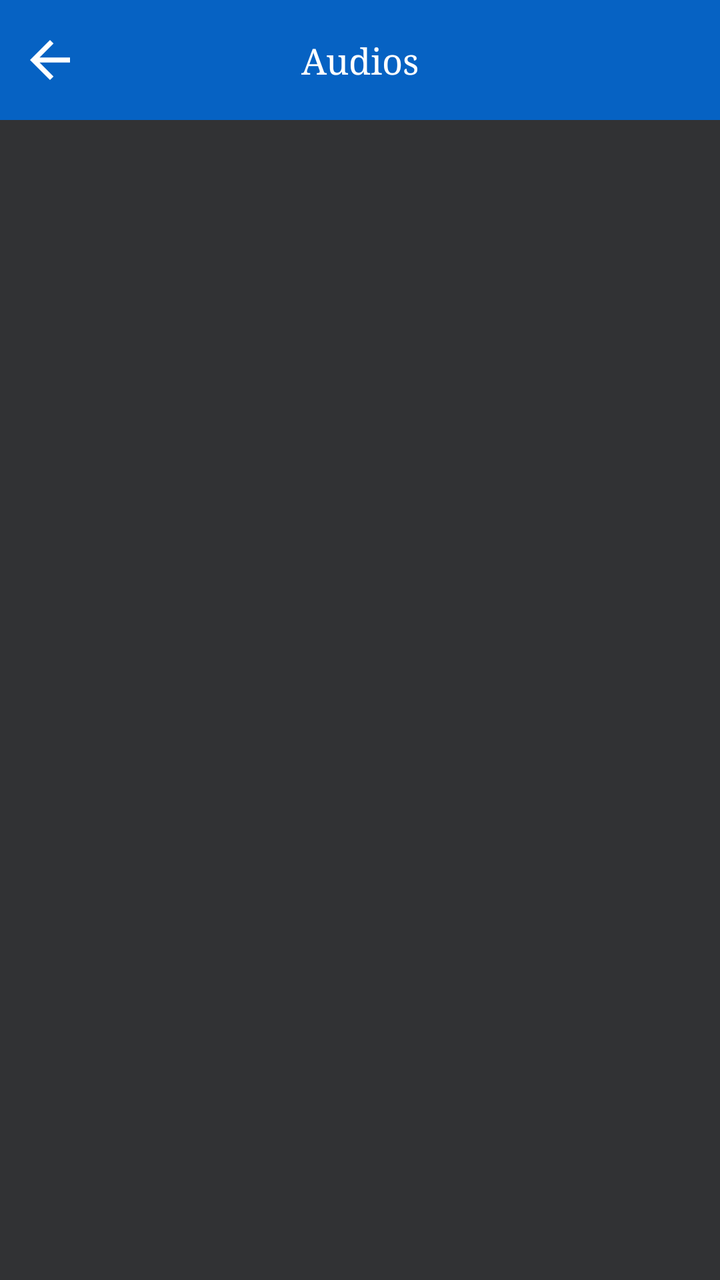
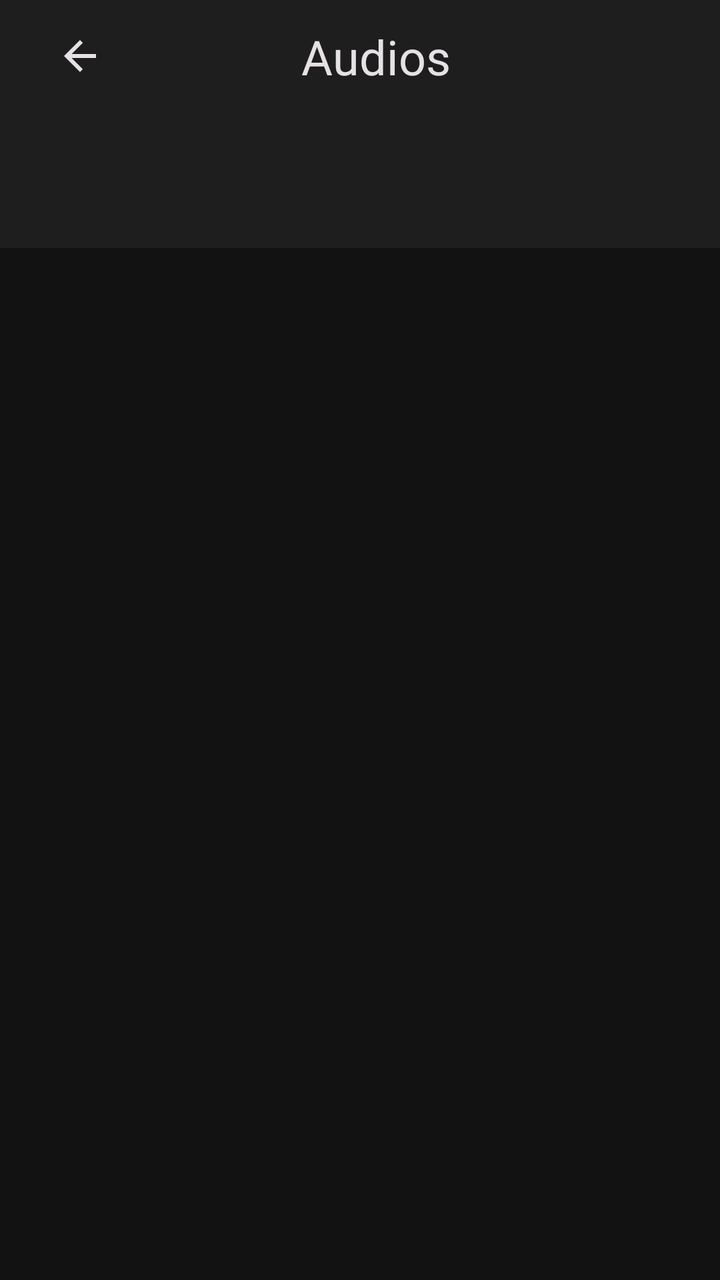

Screens rendered from an Android XML layout before and after an edit, with the pre-edit source and the edit as a unified diff.
<!-- AndroidManifest.xml: application theme Theme.LgAndRukoMirror -->
<!-- res/layout/activity_audios.xml -->
<?xml version="1.0" encoding="utf-8"?>
<LinearLayout xmlns:android="http://schemas.android.com/apk/res/android"
    xmlns:app="http://schemas.android.com/apk/res-auto"
    xmlns:tools="http://schemas.android.com/tools"
    android:layout_width="match_parent"
    android:layout_height="match_parent"
    android:background="@color/app_color"
    android:orientation="vertical"
    tools:context=".activities.AudiosActivity">

    <androidx.constraintlayout.widget.ConstraintLayout
        android:layout_width="match_parent"
        android:layout_height="wrap_content">


        <View
            android:id="@+id/toolBar"
            android:layout_width="match_parent"
            android:layout_height="60dp"
            android:background="@color/app_color_2"
            app:layout_constraintEnd_toEndOf="parent"
            app:layout_constraintStart_toStartOf="parent"
            app:layout_constraintTop_toTopOf="parent" />

        <ImageView
            android:id="@+id/ivBack"
            android:layout_width="30dp"
            android:layout_height="30dp"
            android:layout_marginStart="10dp"
            android:src="@drawable/ic_back"
            app:layout_constraintBottom_toBottomOf="@+id/toolBar"
            app:layout_constraintStart_toStartOf="@+id/toolBar"
            app:layout_constraintTop_toTopOf="@+id/toolBar" />

        <TextView
            android:layout_width="wrap_content"
            android:layout_height="wrap_content"
            android:fontFamily="serif"
            android:text="Audios"
            android:textColor="@color/white"
            android:textSize="18sp"
            app:layout_constraintBottom_toBottomOf="@+id/toolBar"
            app:layout_constraintEnd_toEndOf="@+id/toolBar"
            app:layout_constraintStart_toStartOf="@+id/toolBar"
            app:layout_constraintTop_toTopOf="@+id/toolBar" />


    </androidx.constraintlayout.widget.ConstraintLayout>



    <com.google.android.material.tabs.TabLayout
        android:id="@+id/tabLayout"
        android:layout_marginTop="@dimen/_5sdp"
        android:layout_width="match_parent"
        android:layout_height="wrap_content"
        android:background="@color/app_color"
        android:layout_marginHorizontal="@dimen/_20sdp"
        app:tabBackground="@drawable/tab_selecter"
        app:tabIndicatorColor="@color/white"
        app:tabIndicator="@null"
        app:tabInlineLabel="true"
        app:tabMode="fixed"
        app:tabSelectedTextColor="@color/white"
        app:tabTextColor="#8C8B8B" />


    <androidx.viewpager.widget.ViewPager
        android:id="@+id/viewPager"
        android:layout_width="match_parent"
        android:layout_height="match_parent" />


</LinearLayout>
<!-- resources referenced by this layout -->
<resources>
  <color name="app_color">#313234</color>
  <color name="app_color_2">#0662C3</color>
  <color name="white">#FFFFFFFF</color>
  <dimen name="_20sdp">20.00dp</dimen>
  <dimen name="_5sdp">5.00dp</dimen>
  <!-- drawable ic_back (drawable) -->
  <vector android:autoMirrored="true" android:height="24dp"
      android:tint="@color/white" android:viewportHeight="24"
      android:viewportWidth="24" android:width="24dp" xmlns:android="http://schemas.android.com/apk/res/android">
      <path android:fillColor="@android:color/white" android:pathData="M20,11H7.83l5.59,-5.59L12,4l-8,8 8,8 1.41,-1.41L7.83,13H20v-2z"/>
  </vector>
  <!-- drawable tab_selecter (drawable) -->
  <?xml version="1.0" encoding="utf-8"?>
  <selector xmlns:android="http://schemas.android.com/apk/res/android">
      
      <item android:state_selected="true">
          <shape>
              <gradient android:startColor="@color/app_color_2"
                  android:endColor="@color/app_color_2"
                  android:angle="270"
                  />
              <corners android:radius="16dp" />
          </shape>
      </item>
      
      <item>
          <shape>
              <gradient android:startColor="@color/app_color"
                  android:angle="270"
                  />
          </shape>
      </item>
  </selector>
  <style name="Theme.LgAndRukoMirror" parent="Theme.MaterialComponents.DayNight.NoActionBar">
          
          <item name="colorPrimary">@color/purple_500</item>
          <item name="colorPrimaryVariant">@color/purple_700</item>
          <item name="colorOnPrimary">@color/white</item>
          
          <item name="colorSecondary">@color/teal_200</item>
          <item name="colorSecondaryVariant">@color/teal_700</item>
          <item name="colorOnSecondary">@color/black</item>
          
          <item name="android:statusBarColor">?attr/colorPrimaryVariant</item>
          
      </style>
  <color name="purple_500">#000000</color>
  <color name="purple_700">#000000</color>
  <color name="teal_200">#FF03DAC5</color>
  <color name="teal_700">#FF018786</color>
  <color name="black">#FF000000</color>
</resources>

<!-- the commit's change to res/layout/activity_audios.xml (unified diff, before → after) -->
@@ -1,74 +1,86 @@
 <?xml version="1.0" encoding="utf-8"?>
-<LinearLayout xmlns:android="http://schemas.android.com/apk/res/android"
+<androidx.coordinatorlayout.widget.CoordinatorLayout xmlns:android="http://schemas.android.com/apk/res/android"
     xmlns:app="http://schemas.android.com/apk/res-auto"
     xmlns:tools="http://schemas.android.com/tools"
     android:layout_width="match_parent"
     android:layout_height="match_parent"
-    android:background="@color/app_color"
-    android:orientation="vertical"
+    android:background="@color/md3_background"
     tools:context=".activities.AudiosActivity">
 
-    <androidx.constraintlayout.widget.ConstraintLayout
-        android:layout_width="match_parent"
-        android:layout_height="wrap_content">
-
-
-        <View
-            android:id="@+id/toolBar"
-            android:layout_width="match_parent"
-            android:layout_height="60dp"
-            android:background="@color/app_color_2"
-            app:layout_constraintEnd_toEndOf="parent"
-            app:layout_constraintStart_toStartOf="parent"
-            app:layout_constraintTop_toTopOf="parent" />
-
-        <ImageView
-            android:id="@+id/ivBack"
-            android:layout_width="30dp"
-            android:layout_height="30dp"
-            android:layout_marginStart="10dp"
-            android:src="@drawable/ic_back"
-            app:layout_constraintBottom_toBottomOf="@+id/toolBar"
-            app:layout_constraintStart_toStartOf="@+id/toolBar"
-            app:layout_constraintTop_toTopOf="@+id/toolBar" />
-
-        <TextView
-            android:layout_width="wrap_content"
-            android:layout_height="wrap_content"
-            android:fontFamily="serif"
-            android:text="Audios"
-            android:textColor="@color/white"
-            android:textSize="18sp"
-            app:layout_constraintBottom_toBottomOf="@+id/toolBar"
-            app:layout_constraintEnd_toEndOf="@+id/toolBar"
-            app:layout_constraintStart_toStartOf="@+id/toolBar"
-            app:layout_constraintTop_toTopOf="@+id/toolBar" />
-
-
-    </androidx.constraintlayout.widget.ConstraintLayout>
-
-
-
-    <com.google.android.material.tabs.TabLayout
-        android:id="@+id/tabLayout"
-        android:layout_marginTop="@dimen/_5sdp"
+    
+    <com.google.android.material.appbar.AppBarLayout
+        android:id="@+id/toolBar"
         android:layout_width="match_parent"
         android:layout_height="wrap_content"
-        android:background="@color/app_color"
-        android:layout_marginHorizontal="@dimen/_20sdp"
-        app:tabBackground="@drawable/tab_selecter"
-        app:tabIndicatorColor="@color/white"
-        app:tabIndicator="@null"
-        app:tabInlineLabel="true"
-        app:tabMode="fixed"
-        app:tabSelectedTextColor="@color/white"
-        app:tabTextColor="#8C8B8B" />
+        android:background="@color/md3_surface"
+        android:elevation="0dp"
+        app:elevation="0dp">
 
+        <com.google.android.material.appbar.MaterialToolbar
+            android:layout_width="match_parent"
+            android:layout_height="?attr/actionBarSize"
+            android:background="@color/md3_surface">
 
+            <androidx.constraintlayout.widget.ConstraintLayout
+                android:layout_width="match_parent"
+                android:layout_height="match_parent">
+
+                <ImageView
+                    android:id="@+id/ivBack"
+                    android:layout_width="48dp"
+                    android:layout_height="48dp"
+                    android:padding="12dp"
+                    android:src="@drawable/ic_back"
+                    android:contentDescription="Back"
+                    app:tint="@color/md3_on_surface"
+                    app:layout_constraintStart_toStartOf="parent"
+                    app:layout_constraintTop_toTopOf="parent"
+                    app:layout_constraintBottom_toBottomOf="parent" />
+
+                <TextView
+                    android:layout_width="wrap_content"
+                    android:layout_height="wrap_content"
+                    android:text="Audios"
+                    android:textColor="@color/md3_on_surface"
+                    android:textSize="24sp"
+                    android:fontFamily="@font/bold"
+                    android:letterSpacing="0.0"
+                    app:layout_constraintStart_toStartOf="parent"
+                    app:layout_constraintEnd_toEndOf="parent"
+                    app:layout_constraintTop_toTopOf="parent"
+                    app:layout_constraintBottom_toBottomOf="parent" />
+
+            </androidx.constraintlayout.widget.ConstraintLayout>
+
+        </com.google.android.material.appbar.MaterialToolbar>
+
+        
+        <com.google.android.material.tabs.TabLayout
+            android:id="@+id/tabLayout"
+            android:layout_width="match_parent"
+            android:layout_height="56dp"
+            android:layout_marginTop="4dp"
+            android:layout_marginHorizontal="16dp"
+            android:layout_marginBottom="8dp"
+            android:background="@color/md3_surface"
+            android:elevation="0dp"
+            app:tabBackground="@drawable/tab_selecter"
+            app:tabIndicatorColor="@android:color/transparent"
+            app:tabIndicator="@null"
+            app:tabInlineLabel="true"
+            app:tabMode="fixed"
+            app:tabSelectedTextColor="@color/md3_on_surface"
+            app:tabTextColor="@color/md3_on_surface_variant"
+            app:tabRippleColor="@color/md3_primary" />
+
+    </com.google.android.material.appbar.AppBarLayout>
+
+    
     <androidx.viewpager.widget.ViewPager
         android:id="@+id/viewPager"
         android:layout_width="match_parent"
-        android:layout_height="match_parent" />
+        android:layout_height="match_parent"
+        android:background="@color/md3_background"
+        app:layout_behavior="@string/appbar_scrolling_view_behavior" />
 
-
-</LinearLayout>
+</androidx.coordinatorlayout.widget.CoordinatorLayout>
<!-- resource entries referenced after the edit -->
@@ -1,10 +1,12 @@
 <!-- resources referenced by this layout -->
 <resources>
-  <color name="app_color">#313234</color>
+  <color name="md3_background">#121212</color>
+  <color name="md3_on_surface">#E6E1E5</color>
+  <color name="md3_on_surface_variant">#C7C5CA</color>
+  <color name="md3_primary">#A8C7FA</color>
+  <color name="md3_surface">#1E1E1E</color>
   <color name="app_color_2">#0662C3</color>
   <color name="white">#FFFFFFFF</color>
-  <dimen name="_20sdp">20.00dp</dimen>
-  <dimen name="_5sdp">5.00dp</dimen>
   <!-- drawable ic_back (drawable) -->
   <vector android:autoMirrored="true" android:height="24dp"
       android:tint="@color/white" android:viewportHeight="24"
@@ -27,9 +29,9 @@
       
       <item>
           <shape>
-              <gradient android:startColor="@color/app_color"
-                  android:angle="270"
+              <solid android:color="#1E1E1E"
                   />
+  
           </shape>
       </item>
   </selector>
